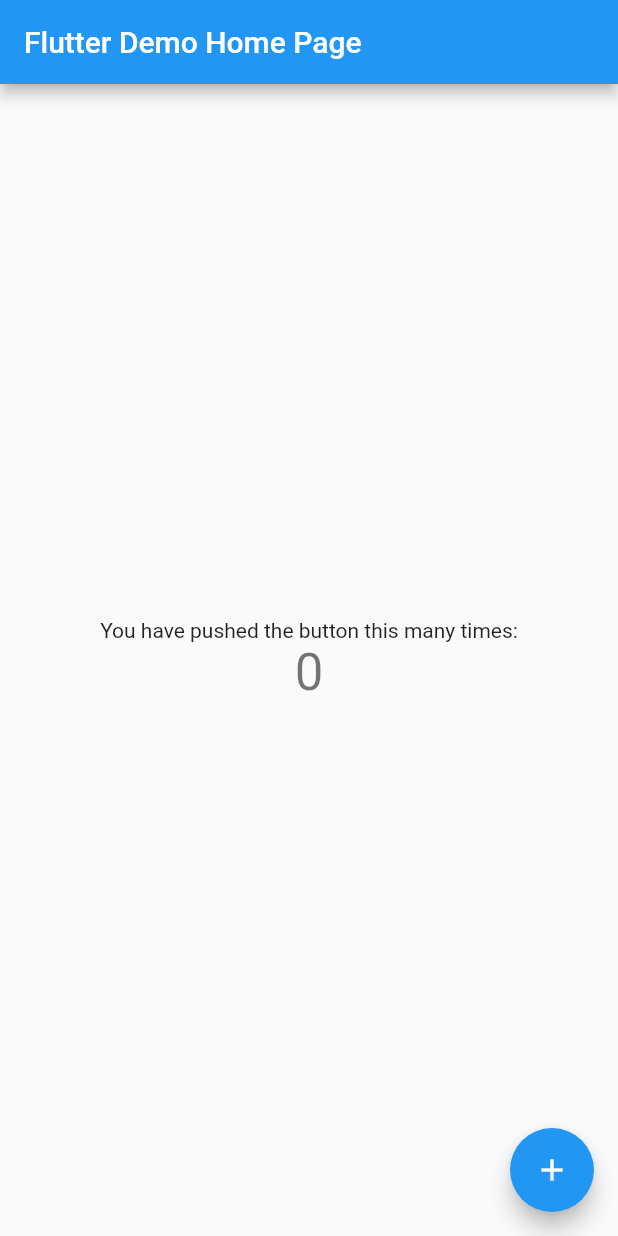
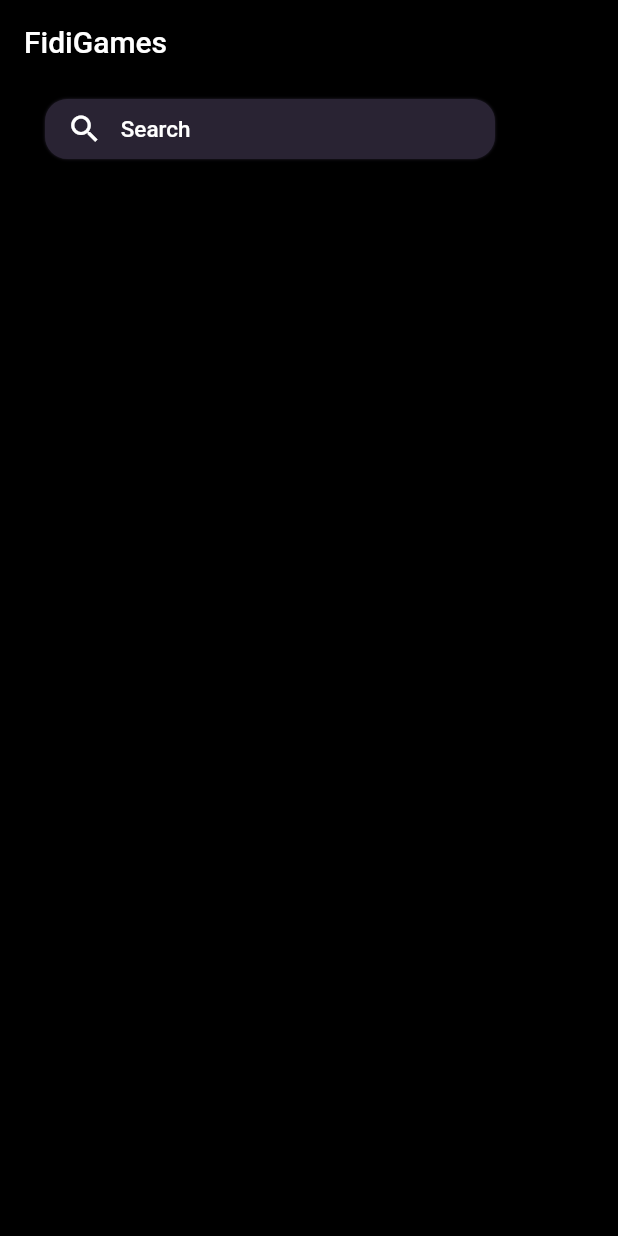
Before and after one commit to Siva-coder676/fidigme2, a Flutter app: the screen it shows after launch, on a phone screen of 412 x 824 dp. Run offline on Flutter 3.47's test engine with Material 2 defaults, Android fonts, the phone set to English and light mode, and no system bars; Roboto replaces fonts that are missing (vgarounded).

Commit message:
initial commit

```diff
--- /dev/null
+++ b/fidigame/lib/Fidigame/fidigame.dart
@@ -0,0 +1,71 @@
+import 'package:flutter/material.dart';
+class FidiGame extends StatefulWidget {
+  @override
+  _FidiGameState createState() => _FidiGameState();
+}
+
+class _FidiGameState extends State<FidiGame> {
+  TextEditingController _controller=new TextEditingController();
+
+  @override
+  Widget build(BuildContext context) {
+    return Scaffold(
+      backgroundColor: Colors.black,
+      appBar: AppBar(
+        elevation: 0.0,
+        title:Text("FidiGames")
+      ),
+      body: Container(
+        child: SingleChildScrollView(
+                  child: Column(
+            children:[
+              SizedBox(
+                height: 10.0,
+              ),
+               Padding(
+                 padding: EdgeInsets.symmetric(horizontal:30.0),
+                                child: new Container(
+                              width: 300,
+                              height: 40.0,
+                              decoration: new BoxDecoration(
+                                borderRadius: BorderRadius.only(
+                                    topLeft: const Radius.circular(15.0),
+                                    topRight: const Radius.circular(15.0),
+                                    bottomLeft: const Radius.circular(15.0),
+                                    bottomRight: const Radius.circular(15.0)),
+                                    boxShadow: [
+                                      new BoxShadow(
+                                        blurRadius: 1.0,
+                                        color:Color(0xff292333),
+
+                                      )
+                                    ],
+                                border:
+                                    Border.all(width: 2.5, color:Color(0xff292333)),
+                                shape: BoxShape.rectangle,
+                              ),
+                              child: new TextField(
+                                controller: _controller,
+                                keyboardType: TextInputType.text,
+                                decoration: new InputDecoration(
+                                  prefixIcon: Icon(Icons.search,color:Colors.white),
+                                  hintText: 'Search',
+                                  hintStyle: new TextStyle(
+
+                                     fontSize: 15.0,
+                                      color: Colors.white,
+                                      fontFamily: 'vgarounded',
+                                      fontWeight: FontWeight.w500
+                                  ),
+                                  border: InputBorder.none,
+                                ),
+                              ),
+                            ),
+               ),
+                 ],
+          ),
+        ),
+      ),
+    );
+  }
+}
--- a/fidigame/lib/main.dart
+++ b/fidigame/lib/main.dart
@@ -1,117 +1,18 @@
+import 'package:fidigame/Fidigame/fidigame.dart';
 import 'package:flutter/material.dart';
 
 void main() {
-  runApp(MyApp());
+  runApp(MyGame());
 }
-
-class MyApp extends StatelessWidget {
-  // This widget is the root of your application.
+class MyGame extends StatelessWidget {
   @override
   Widget build(BuildContext context) {
     return MaterialApp(
-      title: 'Flutter Demo',
+      debugShowCheckedModeBanner: false,
       theme: ThemeData(
-        // This is the theme of your application.
-        //
-        // Try running your application with "flutter run". You'll see the
-        // application has a blue toolbar. Then, without quitting the app, try
-        // changing the primarySwatch below to Colors.green and then invoke
-        // "hot reload" (press "r" in the console where you ran "flutter run",
-        // or simply save your changes to "hot reload" in a Flutter IDE).
-        // Notice that the counter didn't reset back to zero; the application
-        // is not restarted.
-        primarySwatch: Colors.blue,
-        // This makes the visual density adapt to the platform that you run
-        // the app on. For desktop platforms, the controls will be smaller and
-        // closer together (more dense) than on mobile platforms.
-        visualDensity: VisualDensity.adaptivePlatformDensity,
+        primaryColor:Colors.black
       ),
-      home: MyHomePage(title: 'Flutter Demo Home Page'),
+      home: FidiGame(),
     );
   }
 }
-
-class MyHomePage extends StatefulWidget {
-  MyHomePage({Key key, this.title}) : super(key: key);
-
-  // This widget is the home page of your application. It is stateful, meaning
-  // that it has a State object (defined below) that contains fields that affect
-  // how it looks.
-
-  // This class is the configuration for the state. It holds the values (in this
-  // case the title) provided by the parent (in this case the App widget) and
-  // used by the build method of the State. Fields in a Widget subclass are
-  // always marked "final".
-
-  final String title;
-
-  @override
-  _MyHomePageState createState() => _MyHomePageState();
-}
-
-class _MyHomePageState extends State<MyHomePage> {
-  int _counter = 0;
-
-  void _incrementCounter() {
-    setState(() {
-      // This call to setState tells the Flutter framework that something has
-      // changed in this State, which causes it to rerun the build method below
-      // so that the display can reflect the updated values. If we changed
-      // _counter without calling setState(), then the build method would not be
-      // called again, and so nothing would appear to happen.
-      _counter++;
-    });
-  }
-
-  @override
-  Widget build(BuildContext context) {
-    // This method is rerun every time setState is called, for instance as done
-    // by the _incrementCounter method above.
-    //
-    // The Flutter framework has been optimized to make rerunning build methods
-    // fast, so that you can just rebuild anything that needs updating rather
-    // than having to individually change instances of widgets.
-    return Scaffold(
-      appBar: AppBar(
-        // Here we take the value from the MyHomePage object that was created by
-        // the App.build method, and use it to set our appbar title.
-        title: Text(widget.title),
-      ),
-      body: Center(
-        // Center is a layout widget. It takes a single child and positions it
-        // in the middle of the parent.
-        child: Column(
-          // Column is also a layout widget. It takes a list of children and
-          // arranges them vertically. By default, it sizes itself to fit its
-          // children horizontally, and tries to be as tall as its parent.
-          //
-          // Invoke "debug painting" (press "p" in the console, choose the
-          // "Toggle Debug Paint" action from the Flutter Inspector in Android
-          // Studio, or the "Toggle Debug Paint" command in Visual Studio Code)
-          // to see the wireframe for each widget.
-          //
-          // Column has various properties to control how it sizes itself and
-          // how it positions its children. Here we use mainAxisAlignment to
-          // center the children vertically; the main axis here is the vertical
-          // axis because Columns are vertical (the cross axis would be
-          // horizontal).
-          mainAxisAlignment: MainAxisAlignment.center,
-          children: <Widget>[
-            Text(
-              'You have pushed the button this many times:',
-            ),
-            Text(
-              '$_counter',
-              style: Theme.of(context).textTheme.headline4,
-            ),
-          ],
-        ),
-      ),
-      floatingActionButton: FloatingActionButton(
-        onPressed: _incrementCounter,
-        tooltip: 'Increment',
-        child: Icon(Icons.add),
-      ), // This trailing comma makes auto-formatting nicer for build methods.
-    );
-  }
-}
```
Also changed, not shown: 1 other file.
